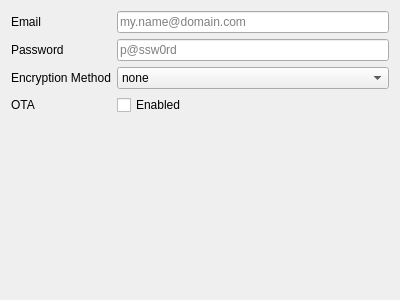
Above: src/plugins/protocols/ui/outbound/shadowsocks.ui from Qv2ray/Qv2ray before the change. Below: the same form after it.
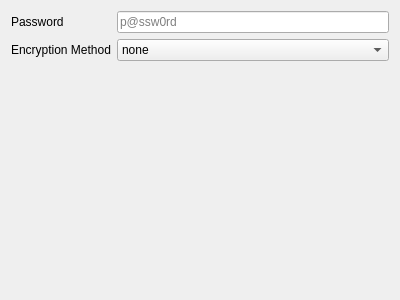
That is the form after the change.

Commit message: remove: removed Shadowsocks field: OTA, email

Diff of the .ui file:
```diff
--- a/src/plugins/protocols/ui/outbound/shadowsocks.ui
+++ b/src/plugins/protocols/ui/outbound/shadowsocks.ui
@@ -15,41 +15,27 @@
   </property>
   <layout class="QFormLayout" name="formLayout">
    <item row="0" column="0">
-    <widget class="QLabel" name="label_6">
-     <property name="text">
-      <string>Email</string>
-     </property>
-    </widget>
-   </item>
-   <item row="0" column="1">
-    <widget class="QLineEdit" name="ss_emailTxt">
-     <property name="placeholderText">
-      <string notr="true">my.name@domain.com</string>
-     </property>
-    </widget>
-   </item>
-   <item row="1" column="0">
     <widget class="QLabel" name="label_22">
      <property name="text">
       <string>Password</string>
      </property>
     </widget>
    </item>
-   <item row="1" column="1">
+   <item row="0" column="1">
     <widget class="QLineEdit" name="ss_passwordTxt">
      <property name="placeholderText">
       <string notr="true">p@ssw0rd</string>
      </property>
     </widget>
    </item>
-   <item row="2" column="0">
+   <item row="1" column="0">
     <widget class="QLabel" name="label_14">
      <property name="text">
       <string>Encryption Method</string>
      </property>
     </widget>
    </item>
-   <item row="2" column="1">
+   <item row="1" column="1">
     <widget class="QComboBox" name="ss_encryptionMethod">
      <property name="sizePolicy">
       <sizepolicy hsizetype="Expanding" vsizetype="Fixed">
@@ -104,20 +90,6 @@
      </item>
     </widget>
    </item>
-   <item row="3" column="0">
-    <widget class="QLabel" name="label_30">
-     <property name="text">
-      <string>OTA</string>
-     </property>
-    </widget>
-   </item>
-   <item row="3" column="1">
-    <widget class="QCheckBox" name="ss_otaCheckBox">
-     <property name="text">
-      <string>Enabled</string>
-     </property>
-    </widget>
-   </item>
   </layout>
  </widget>
  <resources/>
```
The commit also changes 7 other files.
